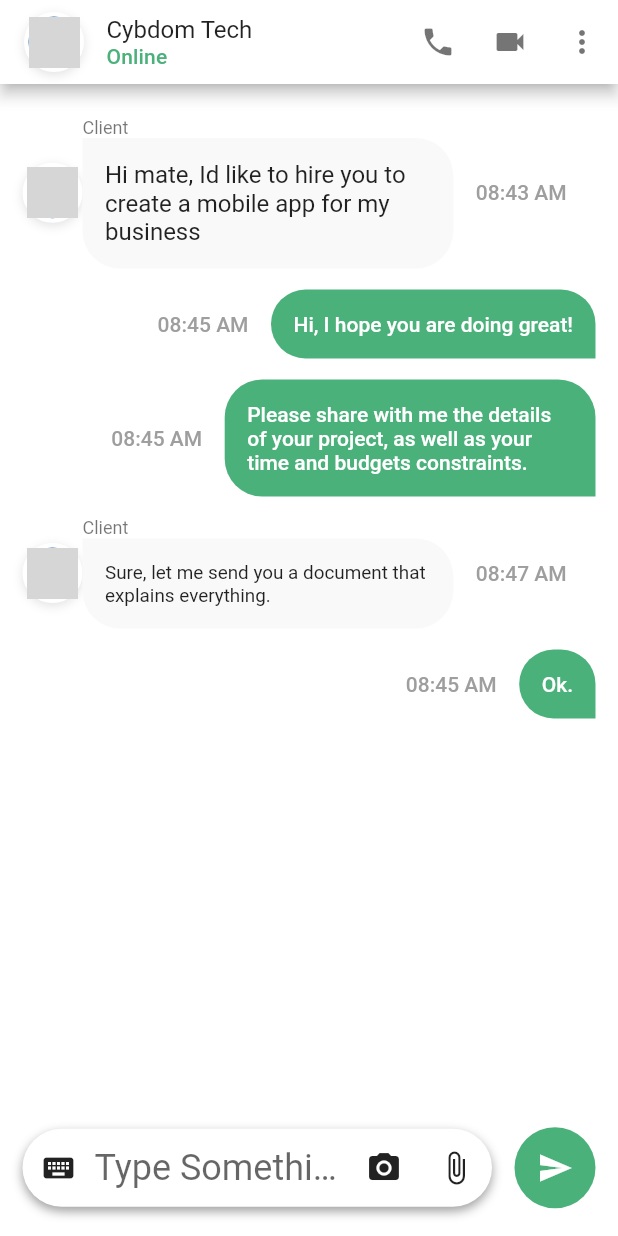
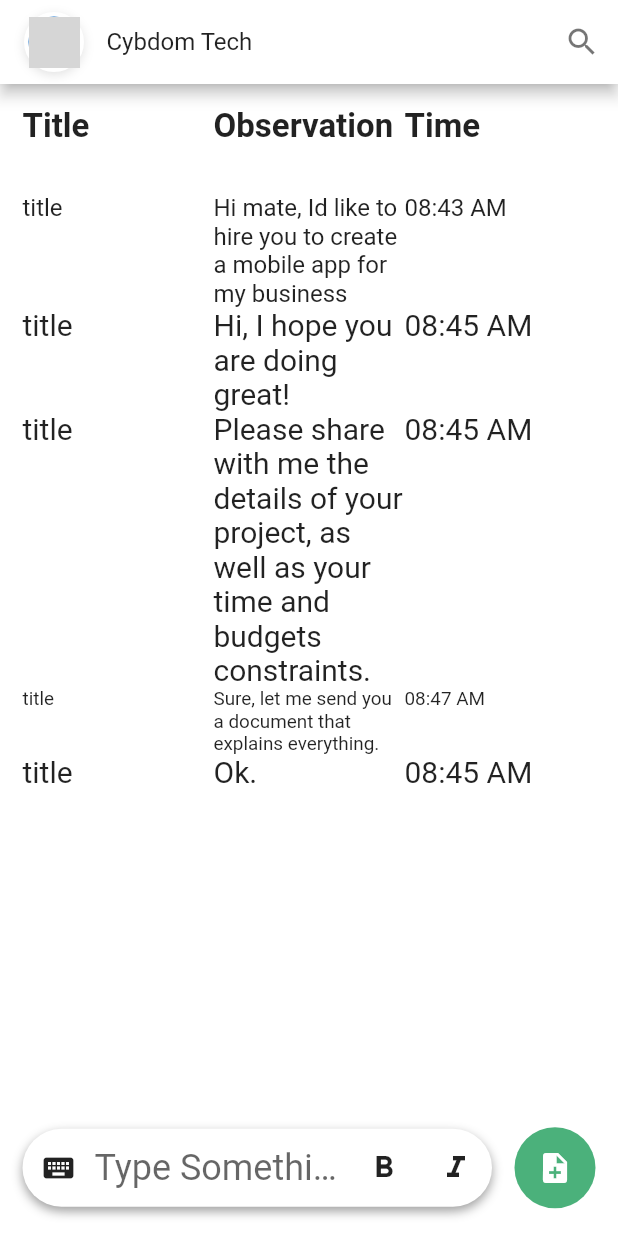
Before and after one commit to saumyaaajain/journal_app, a Flutter app: the ChatScreen screen opened directly, on a phone screen of 412 x 824 dp. Run offline on Flutter 3.47's test engine with Material 2 defaults, Android fonts, the light colour scheme and no system bars; network calls fail; statements that could not run were skipped; grey boxes are pictures that could not be loaded.

Commit message:
changed layout

```diff
--- a/lib/ui/screens/chat.dart
+++ b/lib/ui/screens/chat.dart
@@ -48,36 +48,16 @@ class _ChatScreenState extends State<ChatScreen> {
               imgUrl: friendsList[0]['imgUrl'],
             ),
             SizedBox(width: 15),
-            Column(
-              mainAxisAlignment: MainAxisAlignment.center,
-              crossAxisAlignment: CrossAxisAlignment.start,
-              children: <Widget>[
-                Text(
-                  "Cybdom Tech",
-                  style: Theme.of(context).textTheme.subhead,
-                  overflow: TextOverflow.clip,
-                ),
-                Text(
-                  "Online",
-                  style: Theme.of(context).textTheme.subtitle.apply(
-                        color: myGreen,
-                      ),
-                )
-              ],
-            )
+            Text(
+              "Cybdom Tech",
+              style: Theme.of(context).textTheme.subhead,
+              overflow: TextOverflow.clip,
+            ),
           ],
         ),
         actions: <Widget>[
           IconButton(
-            icon: Icon(Icons.phone),
-            onPressed: () {},
-          ),
-          IconButton(
-            icon: Icon(Icons.videocam),
-            onPressed: () {},
-          ),
-          IconButton(
-            icon: Icon(Icons.more_vert),
+            icon: Icon(Icons.search),
             onPressed: () {},
           ),
         ],
@@ -90,15 +70,103 @@ class _ChatScreenState extends State<ChatScreen> {
                 Expanded(
                   child: ListView.builder(
                     padding: const EdgeInsets.all(15),
-                    itemCount: messages.length,
+                    itemCount: messages.length+1,
                     itemBuilder: (ctx, i) {
-                      if (messages[i]['status'] == MessageType.received) {
-                        return ReceivedMessagesWidget(i: i);
-                      } else {
-                        return SentMessageWidget(i: i);
+                      if(i == 0){
+                        return Table(
+                          border: TableBorder.all(
+                            color: Colors.black26,
+                            width: 7,
+                            style: BorderStyle.none,
+                          ),
+                          children: [
+                            TableRow(
+                              children: [
+                                TableCell(
+                                  child: Text(
+                                      'Title',
+                                    style: TextStyle(
+                                      fontSize: 22,
+                                      fontWeight: FontWeight.bold,
+                                    ),
+                                  ),
+                                ),
+                                TableCell(
+                                  child: Text(
+                                      'Observation',
+                                    style: TextStyle(
+                                      fontSize: 22,
+                                      fontWeight: FontWeight.bold,
+                                    ),
+                                  ),
+                                ),
+                                TableCell(
+                                  child: Text(
+                                      'Time',
+                                    style: TextStyle(
+                                      fontSize: 22,
+                                      fontWeight: FontWeight.bold,
+                                    ),
+                                  ),
+                                ),
+                              ],
+                            ),
+                            TableRow(
+                              children: [
+                                SizedBox(
+                                  height: 32,
+                                ),
+                                SizedBox(
+                                  height: 32,
+                                ),
+                                SizedBox(
+                                  height: 32,
+                                ),
+                              ]
+                            )
+                          ],
+                        );
+                      } else{
+                        return Table(
+                          border: TableBorder.all(
+                            color: Colors.black26,
+                            width: 1,
+                            style: BorderStyle.none,
+                          ),
+                          children: [
+                            TableRow(
+                              children: [
+                                TableCell(
+                                  child: Text(
+                                      "title",
+                                    style: TextStyle(
+                                      fontSize: messages[i-1]['size'] == null ? 20 : messages[i-1]['size'],
+                                    ),
+                                  ),
+                                ),
+                                TableCell(
+                                  child: Text(
+                                      messages[i-1]['message'],
+                                    style: TextStyle(
+                                      fontSize: messages[i-1]['size'] == null ? 20 : messages[i-1]['size'],
+                                    ),
+                                  ),
+                                ),
+                                TableCell(
+                                  child: Text(
+                                      messages[i-1]['time'],
+                                    style: TextStyle(
+                                      fontSize: messages[i-1]['size'] == null ? 20 : messages[i-1]['size'],
+                                    ),
+                                  ),
+                                ),
+                              ],
+                            ),
+                          ],
+                        );
                       }
                     },
-                  ),
+                  )
                 ),
                 Container(
                   margin: EdgeInsets.all(15.0),
@@ -134,11 +202,11 @@ class _ChatScreenState extends State<ChatScreen> {
                                 ),
                               ),
                               IconButton(
-                                icon: Icon(Icons.photo_camera),
+                                icon: Icon(Icons.format_bold),
                                 onPressed: () {},
                               ),
                               IconButton(
-                                icon: Icon(Icons.attach_file),
+                                icon: Icon(Icons.format_italic),
                                 onPressed: () {},
                               )
                             ],
@@ -152,7 +220,7 @@ class _ChatScreenState extends State<ChatScreen> {
                             color: myGreen, shape: BoxShape.circle),
                         child: InkWell(
                           child: Icon(
-                            Icons.send,
+                            Icons.note_add,
                             color: Colors.white,
                           ),
                           onLongPress: () {
```
Also changed, not shown: 1 other file.
